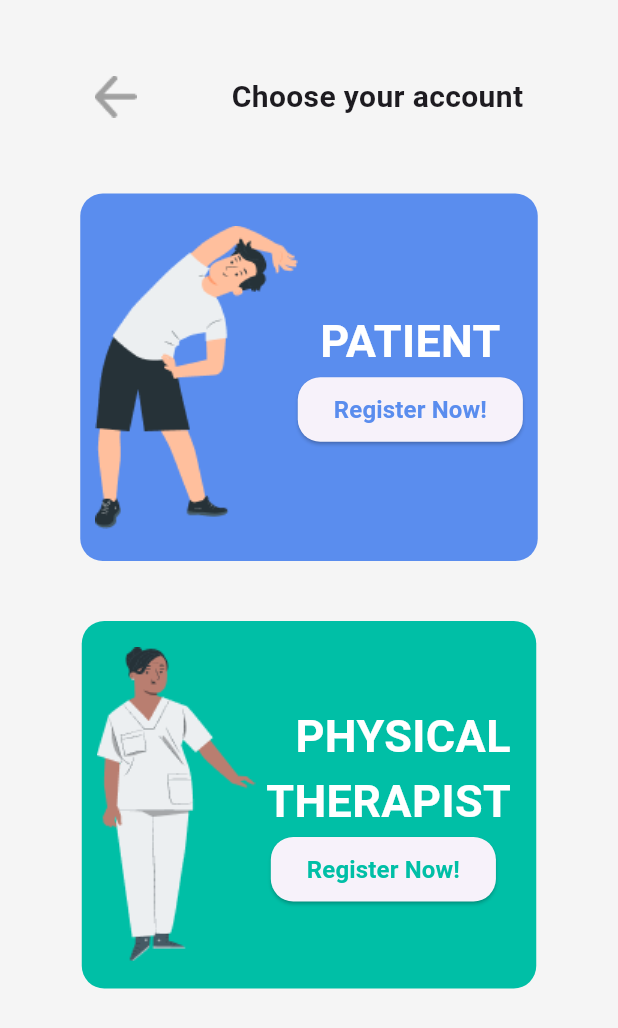
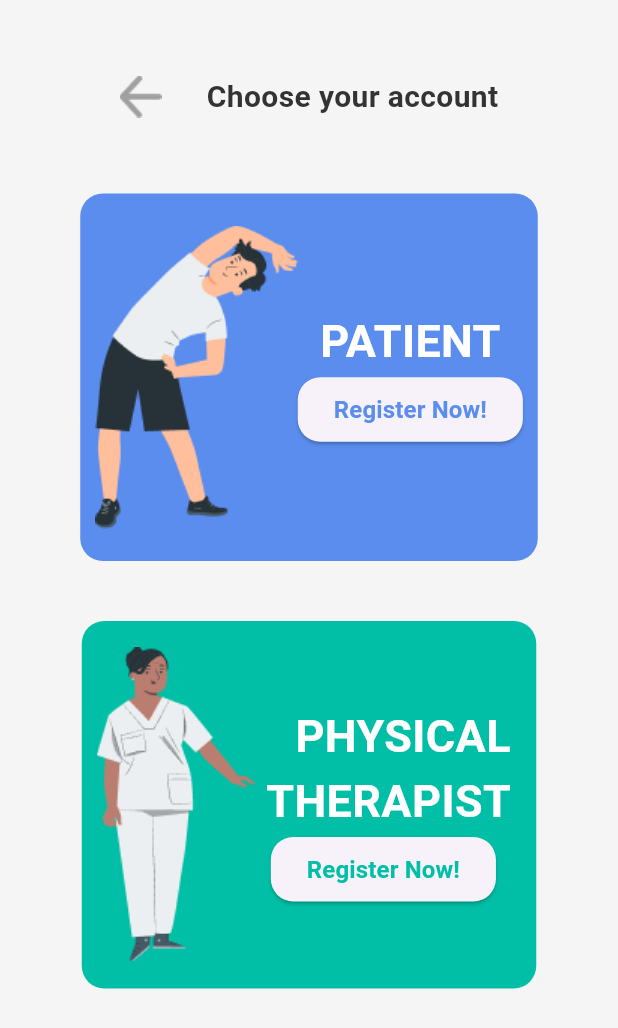
Before and after one commit to isiisiisi/KinetiCARE, a Flutter app: the RoleBased screen opened directly, on a phone screen of 412 x 824 dp. Shown: the top 1028 px of the screen. Run offline on Flutter 3.47's test engine with Material 3 defaults, Android fonts, the light colour scheme and no system bars.

Commit message:
ui update

```diff
--- a/lib/startup/role_based.dart
+++ b/lib/startup/role_based.dart
@@ -13,12 +13,17 @@ class RoleBased extends StatelessWidget {
         child: Column(
           children: [
             Row(
-              mainAxisAlignment: MainAxisAlignment.spaceEvenly,
+              mainAxisAlignment: MainAxisAlignment.center,
               children: [
                 Image.asset("lib/assets/images/backArrow.png"),
-                const Text('Choose your account',
-                    style:
-                        TextStyle(fontSize: 20, fontWeight: FontWeight.bold)),
+                const SizedBox(width: 30.0),
+                const Text(
+                  'Choose your account',
+                  style: TextStyle(
+                      fontSize: 20,
+                      fontWeight: FontWeight.bold,
+                      color: Color(0xFF333333)),
+                ),
               ],
             ),
             const SizedBox(height: 50),
```
Also changed, not shown: lib/components/my_textField.dart (line endings or trailing spaces).
